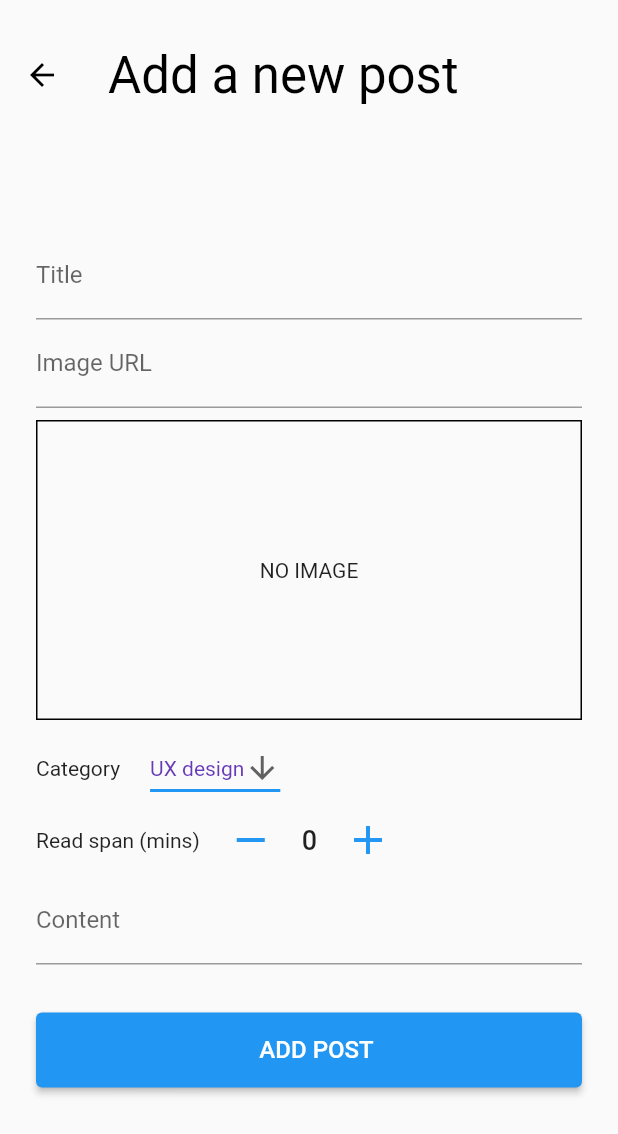
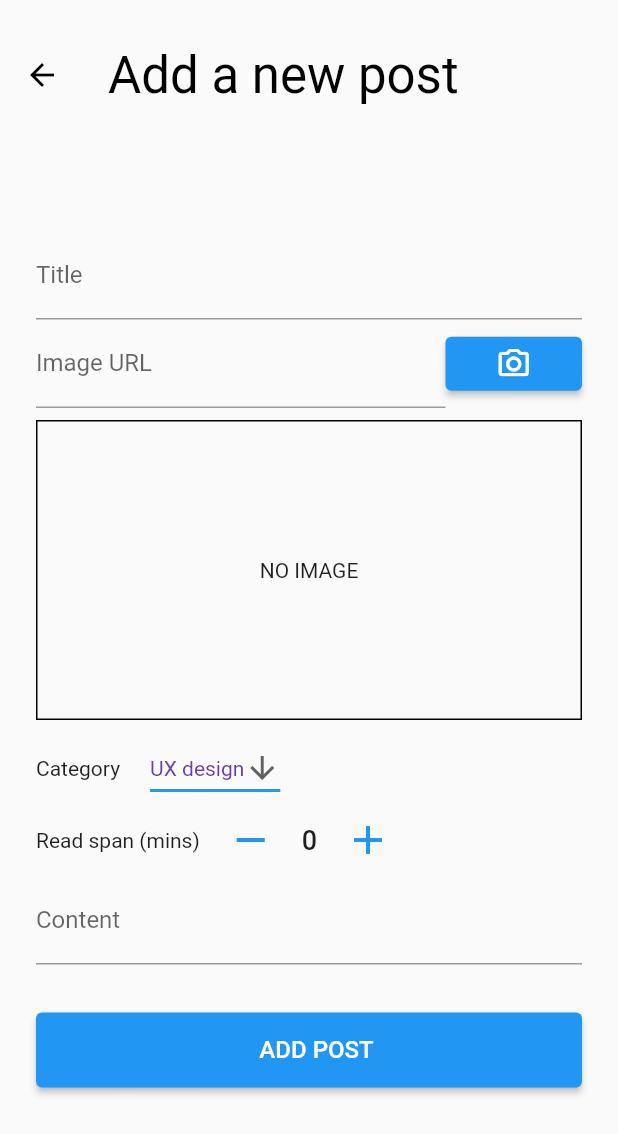
Before and after one commit to aykalkan/blog_app, a Flutter app: the AddPostScreen screen opened directly, on a phone screen of 412 x 824 dp. Shown: the top 1134 px of the screen. Run offline on Flutter 3.47's test engine with Material 2 defaults, Android fonts, the phone set to English and light mode, and no system bars; our stand-ins replace cloud_firestore, firebase_auth, firebase_core, font_awesome_flutter, get, google_sign_in and 1 more; missing offline and left inert: flutter_facebook_auth; accounts and stored records are empty; network calls fail.

Commit message:
Fotoğraf çekimi yapıldı

```diff
--- a/lib/widgets/add_post_form.dart
+++ b/lib/widgets/add_post_form.dart
@@ -36,13 +36,29 @@ class AddPostForm extends StatelessWidget {
                 labelText: "Title",
               ),
             ),
-            TextFormField(
-              controller: _imageController,
-              focusNode: _imageFocus,
-              decoration: InputDecoration(
-                labelText: "Image URL",
-              ),
-              onChanged: (value) => _controller.imageUrl =value,
+            Row(
+              children: [
+                Expanded(
+                  flex: 3,
+                  child: TextFormField(
+                    controller: _imageController,
+                    focusNode: _imageFocus,
+                    decoration: InputDecoration(
+                      labelText: "Image URL",
+                    ),
+                    onChanged: (value) => _controller.imageUrl = value,
+                  ),
+                ),
+                Expanded(
+                  flex: 1,
+                  child: ElevatedButton(
+                    child:  Icon(Icons.camera_alt_outlined),
+                    onPressed: () {
+                      _controller.takeImage();
+                    },
+                  ),
+                ),
+              ],
             ),
             Obx(
               () => Container(
@@ -55,9 +71,6 @@ class AddPostForm extends StatelessWidget {
                 child: Center(
                   child: _controller.imageBox,
                 ),
-                // child: Center(
-                //   child: _controller.imageUrl.isEmpty ? Text('no image') : Text('image var'),
-                // ),
               ),
             ),
             Row(
```
Also changed, not shown: lib/controllers/add_post_controller.dart (+10 -0 lines).
